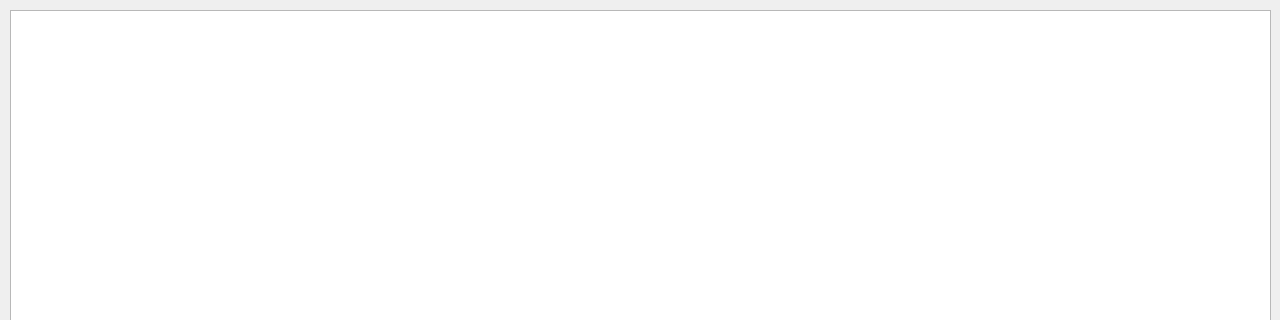
First picture: the form in graph/mainwindow.ui, repository Daria42/cpp_tlen, before the edit; both pictures show x 0 to 1280 and y 0 to 320 of the 1280 by 720 pixel window.
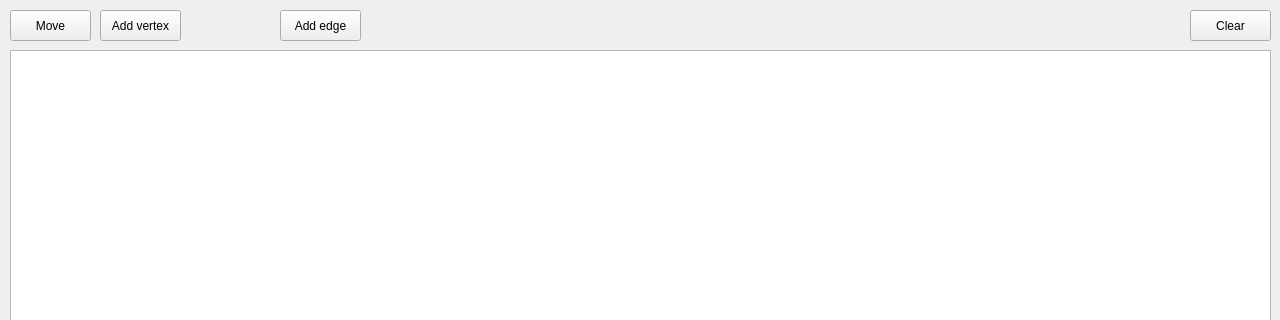
Second picture: the form after the edit.

Diff of the .ui file:
```diff
--- a/graph/mainwindow.ui
+++ b/graph/mainwindow.ui
@@ -10,6 +10,12 @@
     <height>720</height>
    </rect>
   </property>
+  <property name="sizePolicy">
+   <sizepolicy hsizetype="Fixed" vsizetype="Fixed">
+    <horstretch>0</horstretch>
+    <verstretch>0</verstretch>
+   </sizepolicy>
+  </property>
   <property name="windowTitle">
    <string>MainWindow</string>
   </property>
@@ -18,12 +24,64 @@
     <property name="geometry">
      <rect>
       <x>10</x>
-      <y>10</y>
+      <y>50</y>
       <width>1261</width>
-      <height>661</height>
+      <height>621</height>
      </rect>
     </property>
    </widget>
+   <widget class="QPushButton" name="pushButtonAddVertex">
+    <property name="geometry">
+     <rect>
+      <x>100</x>
+      <y>10</y>
+      <width>81</width>
+      <height>31</height>
+     </rect>
+    </property>
+    <property name="text">
+     <string>Add vertex</string>
+    </property>
+   </widget>
+   <widget class="QPushButton" name="pushButtonAddEdge">
+    <property name="geometry">
+     <rect>
+      <x>280</x>
+      <y>10</y>
+      <width>81</width>
+      <height>31</height>
+     </rect>
+    </property>
+    <property name="text">
+     <string>Add edge</string>
+    </property>
+   </widget>
+   <widget class="QPushButton" name="pushButtonMove">
+    <property name="geometry">
+     <rect>
+      <x>10</x>
+      <y>10</y>
+      <width>81</width>
+      <height>31</height>
+     </rect>
+    </property>
+    <property name="text">
+     <string>Move</string>
+    </property>
+   </widget>
+   <widget class="QPushButton" name="pushButtonClear">
+    <property name="geometry">
+     <rect>
+      <x>1190</x>
+      <y>10</y>
+      <width>81</width>
+      <height>31</height>
+     </rect>
+    </property>
+    <property name="text">
+     <string>Clear</string>
+    </property>
+   </widget>
   </widget>
   <widget class="QMenuBar" name="menubar">
    <property name="geometry">
```
